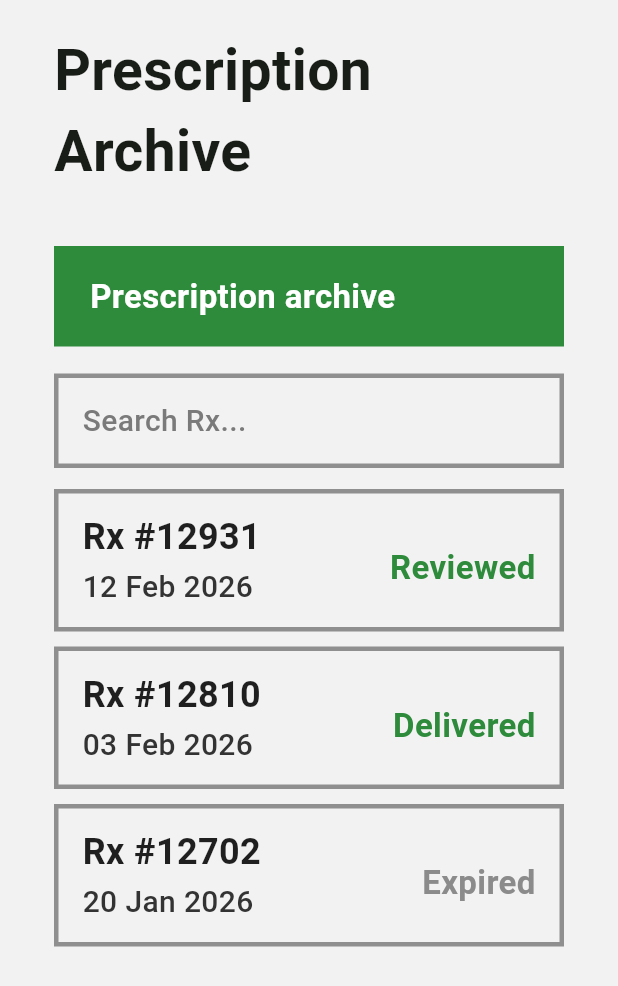
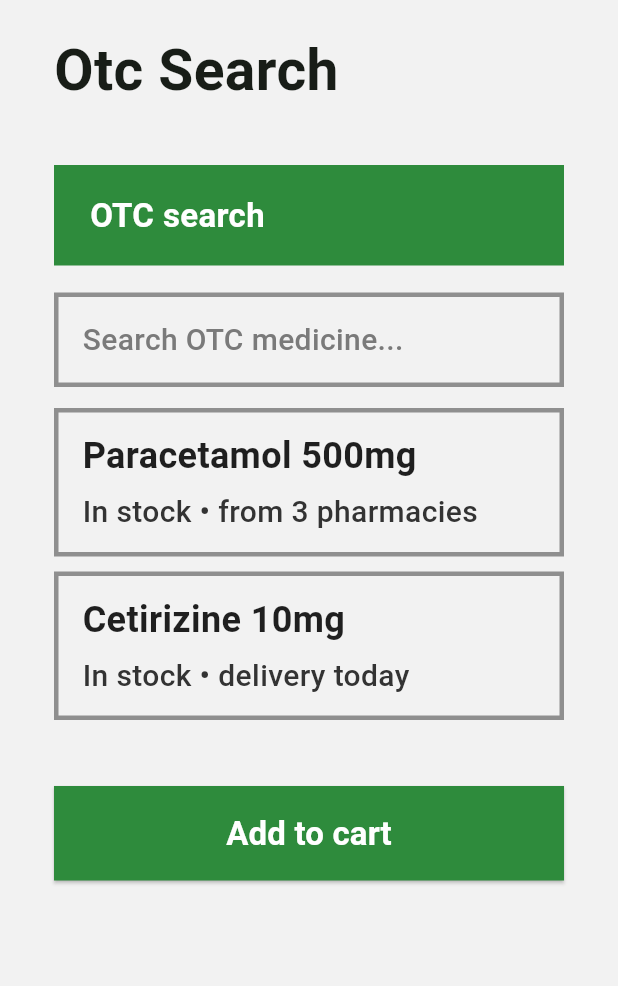
Before and after one commit to lekaareda/Pharmax, a Flutter app: the screen it shows after launch, on a phone screen of 412 x 824 dp. Shown: the top 986 px of the screen. Run offline on Flutter 3.47's test engine with Material 3 defaults, Android fonts, the phone set to English and light mode, and no system bars.

Commit message:
Add OTC search screen UI

```diff
--- a/lib/main.dart
+++ b/lib/main.dart
@@ -19,13 +19,13 @@ class PharmaxApp extends StatelessWidget {
         scaffoldBackgroundColor: const Color(0xFFF2F2F2),
         colorScheme: ColorScheme.fromSeed(seedColor: primaryGreen),
       ),
-      home: const PrescriptionArchiveScreen(),
+      home: const OtcSearchScreen(),
     );
   }
 }
 
-class PrescriptionArchiveScreen extends StatelessWidget {
-  const PrescriptionArchiveScreen({super.key});
+class OtcSearchScreen extends StatelessWidget {
+  const OtcSearchScreen({super.key});
 
   @override
   Widget build(BuildContext context) {
@@ -40,7 +40,7 @@ class PrescriptionArchiveScreen extends StatelessWidget {
               const Align(
                 alignment: Alignment.centerLeft,
                 child: Text(
-                  'Prescription Archive',
+                  'Otc Search',
                   style: TextStyle(fontSize: 38, fontWeight: FontWeight.w700),
                 ),
               ),
@@ -50,7 +50,7 @@ class PrescriptionArchiveScreen extends StatelessWidget {
                 color: primaryGreen,
                 padding: const EdgeInsets.symmetric(horizontal: 24, vertical: 18),
                 child: const Text(
-                  'Prescription archive',
+                  'OTC search',
                   style: TextStyle(
                     color: Colors.white,
                     fontSize: 22,
@@ -66,7 +66,7 @@ class PrescriptionArchiveScreen extends StatelessWidget {
                 ),
                 padding: const EdgeInsets.symmetric(horizontal: 16, vertical: 14),
                 child: const Text(
-                  'Search Rx...',
+                  'Search OTC medicine...',
                   style: TextStyle(
                     color: Color(0xFF7A7A7A),
                     fontSize: 20,
@@ -75,25 +75,31 @@ class PrescriptionArchiveScreen extends StatelessWidget {
                 ),
               ),
               const SizedBox(height: 14),
-              const _ArchiveItem(
-                rxNumber: 'Rx #12931',
-                date: '12 Feb 2026',
-                status: 'Reviewed',
-                statusColor: Color(0xFF2E8B3C),
+              const _OtcItem(
+                title: 'Paracetamol 500mg',
+                subtitle: 'In stock • from 3 pharmacies',
               ),
               const SizedBox(height: 10),
-              const _ArchiveItem(
-                rxNumber: 'Rx #12810',
-                date: '03 Feb 2026',
-                status: 'Delivered',
-                statusColor: Color(0xFF2E8B3C),
+              const _OtcItem(
+                title: 'Cetirizine 10mg',
+                subtitle: 'In stock • delivery today',
               ),
-              const SizedBox(height: 10),
-              const _ArchiveItem(
-                rxNumber: 'Rx #12702',
-                date: '20 Jan 2026',
-                status: 'Expired',
-                statusColor: Color(0xFF8B8B8B),
+              const SizedBox(height: 44),
+              SizedBox(
+                width: double.infinity,
+                child: ElevatedButton(
+                  onPressed: () {},
+                  style: ElevatedButton.styleFrom(
+                    backgroundColor: primaryGreen,
+                    foregroundColor: Colors.white,
+                    shape: const RoundedRectangleBorder(),
+                    padding: const EdgeInsets.symmetric(vertical: 16),
+                  ),
+                  child: const Text(
+                    'Add to cart',
+                    style: TextStyle(fontSize: 22, fontWeight: FontWeight.w700),
+                  ),
+                ),
               ),
               const Spacer(),
             ],
@@ -104,18 +110,11 @@ class PrescriptionArchiveScreen extends StatelessWidget {
   }
 }
 
-class _ArchiveItem extends StatelessWidget {
-  const _ArchiveItem({
-    required this.rxNumber,
-    required this.date,
-    required this.status,
-    required this.statusColor,
-  });
+class _OtcItem extends StatelessWidget {
+  const _OtcItem({required this.title, required this.subtitle});
 
-  final String rxNumber;
-  final String date;
-  final String status;
-  final Color statusColor;
+  final String title;
+  final String subtitle;
 
   @override
   Widget build(BuildContext context) {
@@ -125,24 +124,20 @@ class _ArchiveItem extends StatelessWidget {
         border: Border.all(color: const Color(0xFF8F8F8F), width: 3),
       ),
       padding: const EdgeInsets.symmetric(horizontal: 16, vertical: 12),
-      child: Row(
-        crossAxisAlignment: CrossAxisAlignment.start,
-        children: [
-          Expanded(
       child: Column(
         crossAxisAlignment: CrossAxisAlignment.start,
         children: [
           Text(
-                  rxNumber,
+            title,
             style: const TextStyle(
               color: Color(0xFF1F1F1F),
               fontSize: 24,
               fontWeight: FontWeight.w700,
             ),
           ),
-                const SizedBox(height: 2),
+          const SizedBox(height: 6),
           Text(
-                  date,
+            subtitle,
             style: const TextStyle(
               color: Color(0xFF333333),
               fontSize: 20,
@@ -151,21 +146,6 @@ class _ArchiveItem extends StatelessWidget {
           ),
         ],
       ),
-          ),
-          const SizedBox(width: 8),
-          Padding(
-            padding: const EdgeInsets.only(top: 22),
-            child: Text(
-              status,
-              style: TextStyle(
-                color: statusColor,
-                fontSize: 22,
-                fontWeight: FontWeight.w700,
-              ),
-            ),
-          ),
-        ],
-      ),
     );
   }
 }
```
Also changed, not shown: 1 other file. Lines whose indentation alone changed are shown as unchanged.
